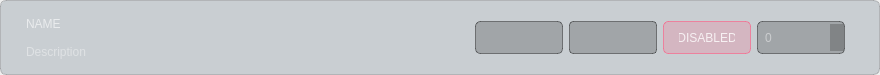
Above: src/ui/desing_files/settings.ui from lowg0d/cosmos-ground-station before the change. Below: the same form after it.
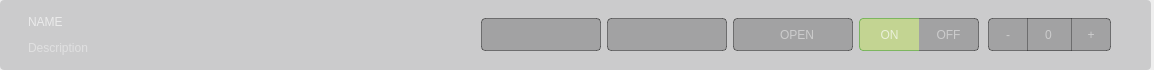
That is the form after the change. Icons and pictures are not drawn.

```diff
--- a/src/ui/desing_files/settings.ui
+++ b/src/ui/desing_files/settings.ui
@@ -6,25 +6,29 @@
    <rect>
     <x>0</x>
     <y>0</y>
-    <width>880</width>
-    <height>75</height>
+    <width>1154</width>
+    <height>70</height>
    </rect>
   </property>
   <property name="minimumSize">
    <size>
     <width>0</width>
-    <height>75</height>
+    <height>70</height>
    </size>
   </property>
   <property name="maximumSize">
    <size>
     <width>16777215</width>
-    <height>85</height>
+    <height>70</height>
    </size>
   </property>
   <property name="windowTitle">
    <string>Form</string>
   </property>
+  <property name="styleSheet">
+   <string notr="true">  selection-color: #ffffff;
+  selection-background-color: #6357a3;</string>
+  </property>
   <layout class="QVBoxLayout" name="verticalLayout_2">
    <property name="spacing">
     <number>0</number>
@@ -46,28 +50,38 @@
      <property name="minimumSize">
       <size>
        <width>0</width>
-       <height>75</height>
+       <height>70</height>
       </size>
      </property>
      <property name="maximumSize">
       <size>
        <width>16777215</width>
-       <height>75</height>
+       <height>70</height>
       </size>
      </property>
      <property name="styleSheet">
       <string notr="true">QFrame{
-    font: 500 9pt &quot;Video Med&quot;;
-    border-radius: 6px;
-    border: 1px solid rgba(10,12,16,0.2);
-    background-color: rgba(52, 73, 94, 0.2);
+    font: 500 9.5pt &quot;Video Med&quot;;
+    border-radius: 4px;
+    background-color: rgba(58, 59, 63, 0.2);
+	margin-right: 3px;
 }
 
-
 QFrame:hover{
      background-color: rgba(52, 73, 94, 0.3);
 }
-</string>
+
+QLabel {
+	background-color: none;
+	border: none;
+	margin-right: 10px;
+}
+
+QLabel:hover {
+	background-color: none;
+	border: none;
+	margin-right: 10px;
+}</string>
      </property>
      <property name="frameShape">
       <enum>QFrame::NoFrame</enum>
@@ -76,6 +90,9 @@
       <enum>QFrame::Raised</enum>
      </property>
      <layout class="QHBoxLayout" name="horizontalLayout_2">
+      <property name="spacing">
+       <number>9</number>
+      </property>
       <property name="leftMargin">
        <number>25</number>
       </property>
@@ -89,12 +106,12 @@
 background-color: rgba(255, 255, 255, 0);</string>
         </property>
         <property name="frameShape">
-         <enum>QFrame::StyledPanel</enum>
+         <enum>QFrame::NoFrame</enum>
         </property>
         <property name="frameShadow">
          <enum>QFrame::Raised</enum>
         </property>
-        <layout class="QVBoxLayout" name="verticalLayout">
+        <layout class="QHBoxLayout" name="horizontalLayout_4">
          <property name="spacing">
           <number>0</number>
          </property>
@@ -111,36 +128,64 @@
           <number>0</number>
          </property>
          <item>
-          <widget class="QLabel" name="label_config_name">
+          <widget class="QFrame" name="more_name_desc">
            <property name="styleSheet">
-            <string notr="true">QLabel{
+            <string notr="true">border: none;
+background-color: rgba(255, 255, 255, 0);</string>
+           </property>
+           <property name="frameShape">
+            <enum>QFrame::StyledPanel</enum>
+           </property>
+           <property name="frameShadow">
+            <enum>QFrame::Raised</enum>
+           </property>
+           <layout class="QVBoxLayout" name="verticalLayout">
+            <property name="spacing">
+             <number>0</number>
+            </property>
+            <property name="leftMargin">
+             <number>0</number>
+            </property>
+            <property name="topMargin">
+             <number>0</number>
+            </property>
+            <property name="rightMargin">
+             <number>0</number>
+            </property>
+            <property name="bottomMargin">
+             <number>0</number>
+            </property>
+            <item>
+             <widget class="QLabel" name="label_config_name">
+              <property name="styleSheet">
+               <string notr="true">QLabel{
 	font: 600 15pt &quot;Video SemBd&quot;;
 	color: rgba(255, 255, 255, 0.6);
 	border:0;
 	background: rgba(0,0,0,0);
 }</string>
-           </property>
-           <property name="text">
-            <string>NAME</string>
-           </property>
-          </widget>
-         </item>
-         <item>
-          <widget class="QLabel" name="description_label">
-           <property name="minimumSize">
-            <size>
-             <width>400</width>
-             <height>0</height>
-            </size>
-           </property>
-           <property name="maximumSize">
-            <size>
-             <width>400</width>
-             <height>16777215</height>
-            </size>
-           </property>
-           <property name="styleSheet">
-            <string notr="true">QLabel{
+              </property>
+              <property name="text">
+               <string>NAME</string>
+              </property>
+             </widget>
+            </item>
+            <item>
+             <widget class="QLabel" name="description_label">
+              <property name="minimumSize">
+               <size>
+                <width>400</width>
+                <height>0</height>
+               </size>
+              </property>
+              <property name="maximumSize">
+               <size>
+                <width>16777215</width>
+                <height>16777215</height>
+               </size>
+              </property>
+              <property name="styleSheet">
+               <string notr="true">QLabel{
 	
 	
 	font: 300 10pt &quot;Video Light&quot;;
@@ -148,23 +193,26 @@
 	border:0;
 	background: rgba(0,0,0,0);
 }</string>
-           </property>
-           <property name="text">
-            <string>Description</string>
-           </property>
+              </property>
+              <property name="text">
+               <string>Description</string>
+              </property>
+             </widget>
+            </item>
+           </layout>
           </widget>
          </item>
         </layout>
        </widget>
       </item>
       <item>
-       <spacer name="horizontalSpacer_2">
+       <spacer name="horizontalSpacer">
         <property name="orientation">
          <enum>Qt::Horizontal</enum>
         </property>
         <property name="sizeHint" stdset="0">
          <size>
-          <width>629</width>
+          <width>40</width>
           <height>20</height>
          </size>
         </property>
@@ -186,7 +234,7 @@
         </property>
         <layout class="QHBoxLayout" name="horizontalLayout">
          <item>
-          <spacer name="horizontalSpacer">
+          <spacer name="horizontalSpacer_2">
            <property name="orientation">
             <enum>Qt::Horizontal</enum>
            </property>
@@ -202,22 +250,22 @@
           <widget class="QLineEdit" name="lineEdit">
            <property name="minimumSize">
             <size>
-             <width>88</width>
+             <width>120</width>
              <height>33</height>
             </size>
            </property>
            <property name="maximumSize">
             <size>
-             <width>88</width>
+             <width>120</width>
              <height>33</height>
             </size>
            </property>
            <property name="styleSheet">
             <string notr="true">QLineEdit{
-	font: 600 9.5pt &quot;Video SemBd&quot;;
+	font: 600 10.5pt &quot;Video SemBd&quot;;
 	padding-left: 5px;
 	padding-right: 5px;
-	border-radius: 5px;
+	border-radius: 4px;
 	color: rgba(255, 255, 255, 0.45); 
     border: 1px solid rgba(0,0,0,0.4);
     background-color: rgba(0,0,0,0.2);
@@ -226,6 +274,9 @@
 	background-color: rgba(0,0,0,0.4);
 }</string>
            </property>
+           <property name="text">
+            <string/>
+           </property>
            <property name="alignment">
             <set>Qt::AlignCenter</set>
            </property>
@@ -235,13 +286,13 @@
           <widget class="QComboBox" name="options_comboBox">
            <property name="minimumSize">
             <size>
-             <width>88</width>
+             <width>120</width>
              <height>33</height>
             </size>
            </property>
            <property name="maximumSize">
             <size>
-             <width>88</width>
+             <width>120</width>
              <height>33</height>
             </size>
            </property>
@@ -250,8 +301,8 @@
            </property>
            <property name="styleSheet">
             <string notr="true">QComboBox {
-    font: 500 9pt &quot;Video Med&quot;;
-    padding-left: 5px;
+    font: 500 10.5pt &quot;Video Med&quot;;
+    padding-left: 8px;
     border-radius: 4px;
     color: rgba(255, 255, 255, 0.45);
     border: 1px solid rgba(0, 0, 0, 0.4);
@@ -265,15 +316,21 @@
 
 QComboBox:drop-down {
     border: 0px;
-	border-radius: 0px;
+    border-radius: 0px;
 }
 
-QFrame{
-	color: rgba(255, 255, 255, 0.6);
-	background-color: rgba(52, 73, 94, 0.3);
-	font: 500 10.5pt &quot;Video Med&quot;;
+QComboBox::down-arrow {
+	image: url(:/icons/icons/down_arrow.png);
+	width: 8px;
+	height: 8px;
+	margin-right: 10px;
 }
-</string>
+
+QFrame {
+    color: rgba(255, 255, 255, 0.6);
+    background-color: rgba(52, 73, 94, 0.3);
+    font: 500 10.5pt &quot;Video Med&quot;;
+}</string>
            </property>
            <property name="sizeAdjustPolicy">
             <enum>QComboBox::AdjustToContents</enum>
@@ -284,13 +341,13 @@
           <widget class="QPushButton" name="checkeable">
            <property name="minimumSize">
             <size>
-             <width>88</width>
+             <width>120</width>
              <height>33</height>
             </size>
            </property>
            <property name="maximumSize">
             <size>
-             <width>188</width>
+             <width>120</width>
              <height>33</height>
             </size>
            </property>
@@ -298,78 +355,339 @@
             <cursorShape>PointingHandCursor</cursorShape>
            </property>
            <property name="styleSheet">
-            <string notr="true">QPushButton{
+            <string notr="true">QPushButton {
+    font: 500 10.5pt &quot;Video Med&quot;;
+    padding-left: 8px;
+    border-radius: 4px;
+    color: rgba(255, 255, 255, 0.45);
+    border: 1px solid rgba(0, 0, 0, 0.4);
+    background-color: rgba(0, 0, 0, 0.2);
+    text-align: center;
+}
+
+QPushButton:hover {
+    background-color: rgba(0, 0, 0, 0.4);
+}
+
+QPushButton:pressed {
+    background-color: rgba(0, 0, 0, 0.5);
+}</string>
+           </property>
+           <property name="text">
+            <string>OPEN</string>
+           </property>
+          </widget>
+         </item>
+         <item>
+          <widget class="QFrame" name="toggle">
+           <property name="styleSheet">
+            <string notr="true">
+QPushButton:pressed {
+    background-color: rgba(0, 0, 0, 0.5);
+}</string>
+           </property>
+           <property name="frameShape">
+            <enum>QFrame::NoFrame</enum>
+           </property>
+           <property name="frameShadow">
+            <enum>QFrame::Raised</enum>
+           </property>
+           <layout class="QHBoxLayout" name="horizontalLayout_5">
+            <property name="spacing">
+             <number>0</number>
+            </property>
+            <property name="leftMargin">
+             <number>0</number>
+            </property>
+            <property name="topMargin">
+             <number>0</number>
+            </property>
+            <property name="rightMargin">
+             <number>0</number>
+            </property>
+            <property name="bottomMargin">
+             <number>0</number>
+            </property>
+            <item>
+             <widget class="QPushButton" name="btn_on">
+              <property name="minimumSize">
+               <size>
+                <width>60</width>
+                <height>33</height>
+               </size>
+              </property>
+              <property name="maximumSize">
+               <size>
+                <width>60</width>
+                <height>33</height>
+               </size>
+              </property>
+              <property name="cursor">
+               <cursorShape>PointingHandCursor</cursorShape>
+              </property>
+              <property name="styleSheet">
+               <string notr="true">QPushButton{
+	padding: 1px 15px 1px 15px;
+    font: 500 9.5pt &quot;Video Med&quot;;
+    border-radius: 4px;
+    color: rgba(255, 255, 255, 0.45);
+    border: 1px solid rgba(0, 0, 0, 0.4);
+    background-color: rgba(0, 0, 0, 0.2);
+
+	border-top-left-radius: 4px;
+	border-bottom-left-radius: 4px;
+	border-top-right-radius: 0px;
+	border-bottom-right-radius: 0px;
+	border-right: 0px;
+	
+}
+QPushButton:hover {
+    background-color: rgba(0, 0, 0, 0.4);
+}
+
+QPushButton:checked{
+	color: rgb(255,255,255);
+	background-color: rgba(186, 220, 88,0.5);
+	border: 1px solid  rgba(106, 176, 76,0.8);
+	border-right: 0px;
+	color: rgba(255, 255, 255, 0.65);
+	font: 500 10.5pt &quot;Video Med&quot;;
+}</string>
+              </property>
+              <property name="text">
+               <string>ON</string>
+              </property>
+              <property name="checkable">
+               <bool>true</bool>
+              </property>
+              <property name="checked">
+               <bool>true</bool>
+              </property>
+             </widget>
+            </item>
+            <item>
+             <widget class="QPushButton" name="btn_off">
+              <property name="minimumSize">
+               <size>
+                <width>60</width>
+                <height>33</height>
+               </size>
+              </property>
+              <property name="maximumSize">
+               <size>
+                <width>60</width>
+                <height>33</height>
+               </size>
+              </property>
+              <property name="cursor">
+               <cursorShape>PointingHandCursor</cursorShape>
+              </property>
+              <property name="styleSheet">
+               <string notr="true">QPushButton{
 	padding: 1px 15px 1px 15px;
     color: rgba(255, 255, 255, 0.8);
-    font: 500 9pt &quot;Video Med&quot;;
-    border-radius: 5px;
-    border: 1px solid rgba(255, 85, 127,0.6);
-    background-color: rgba(255, 85, 127,0.2);
+ 	font: 500 9.5pt &quot;Video Med&quot;;
+    border-radius: 4px;
+    color: rgba(255, 255, 255, 0.45);
+    border: 1px solid rgba(0, 0, 0, 0.4);
+    background-color: rgba(0, 0, 0, 0.2);
+
+	border-left: 0px;
+	border-top-left-radius: 0;
+	border-bottom-left-radius: 0;
+	border-top-right-radius: 4px;
+	border-bottom-right-radius: 4px;
+
+}
+QPushButton:hover {
+    background-color: rgba(0, 0, 0, 0.4);
+}
+
+QPushButton:checked{
+    border: 1px solid rgba(235, 77, 75,0.8);
+    background-color: rgba(255, 121, 121,0.5);
+	border-left: 0px;
+	color: rgba(255, 255, 255, 0.65);
+	font: 63 10.5pt &quot;Video SemBd&quot;;
+
+}</string>
+              </property>
+              <property name="text">
+               <string>OFF</string>
+              </property>
+              <property name="checkable">
+               <bool>true</bool>
+              </property>
+              <property name="checked">
+               <bool>false</bool>
+              </property>
+             </widget>
+            </item>
+           </layout>
+          </widget>
+         </item>
+         <item>
+          <widget class="QFrame" name="integer">
+           <property name="styleSheet">
+            <string notr="true">QPushButton {
+	font: 600 11.5pt &quot;Video SemBd&quot;;
+	padding-left: 5px;
+	padding-right: 5px;
+	color: rgba(255, 255, 255, 0.45); 
+    border: 1px solid rgba(0,0,0,0.4);
+   background-color: rgba(0,0,0,0.2);
 }
 QPushButton:hover{
     background-color: rgba(255, 85, 127,0.4);
 }
 
-QPushButton:checked{
-	color: rgb(255,255,255);
-	background-color: rgba(156, 255, 136, 0.5);
-	border: 1px solid rgba(156, 255, 136,0.8);
+QPushButton:pressed {
+    background-color: rgba(0, 0, 0, 0.5);
 }</string>
            </property>
-           <property name="text">
-            <string>DISABLED</string>
+           <property name="frameShape">
+            <enum>QFrame::NoFrame</enum>
            </property>
-           <property name="checkable">
-            <bool>false</bool>
+           <property name="frameShadow">
+            <enum>QFrame::Raised</enum>
            </property>
-           <property name="checked">
-            <bool>false</bool>
-           </property>
-          </widget>
-         </item>
-         <item>
-          <widget class="QSpinBox" name="spinBox">
-           <property name="minimumSize">
-            <size>
-             <width>88</width>
-             <height>33</height>
-            </size>
-           </property>
-           <property name="maximumSize">
-            <size>
-             <width>88</width>
-             <height>33</height>
-            </size>
-           </property>
-           <property name="styleSheet">
-            <string notr="true">QSpinBox{
-	font: 600 9.5pt &quot;Video SemBd&quot;;
+           <layout class="QHBoxLayout" name="horizontalLayout_3">
+            <property name="spacing">
+             <number>0</number>
+            </property>
+            <property name="leftMargin">
+             <number>0</number>
+            </property>
+            <property name="topMargin">
+             <number>0</number>
+            </property>
+            <property name="rightMargin">
+             <number>0</number>
+            </property>
+            <property name="bottomMargin">
+             <number>0</number>
+            </property>
+            <item>
+             <widget class="QPushButton" name="minus">
+              <property name="minimumSize">
+               <size>
+                <width>40</width>
+                <height>0</height>
+               </size>
+              </property>
+              <property name="maximumSize">
+               <size>
+                <width>40</width>
+                <height>33</height>
+               </size>
+              </property>
+              <property name="cursor">
+               <cursorShape>PointingHandCursor</cursorShape>
+              </property>
+              <property name="styleSheet">
+               <string notr="true">border-top-left-radius: 4px;
+border-bottom-left-radius: 4px;
+border-top-right-radius: 0;
+border-bottom-right-radius: 0;</string>
+              </property>
+              <property name="text">
+               <string>-</string>
+              </property>
+             </widget>
+            </item>
+            <item>
+             <widget class="QSpinBox" name="spinBox">
+              <property name="minimumSize">
+               <size>
+                <width>43</width>
+                <height>33</height>
+               </size>
+              </property>
+              <property name="maximumSize">
+               <size>
+                <width>43</width>
+                <height>33</height>
+               </size>
+              </property>
+              <property name="styleSheet">
+               <string notr="true">QSpinBox{
+	font: 600 10.5pt &quot;Video SemBd&quot;;
 	padding-left: 5px;
 	padding-right: 5px;
-	border-radius: 5px;
 	color: rgba(255, 255, 255, 0.45); 
     border: 1px solid rgba(0,0,0,0.4);
-    background-color: rgba(0,0,0,0.2);
+	border-left: 0px;
+	border-right:0px; 
+   background-color: rgba(0,0,0,0.2);
 }
 QSpinBox:hover{
 	background-color: rgba(0,0,0,0.4);
-}</string>
-           </property>
-           <property name="buttonSymbols">
-            <enum>QAbstractSpinBox::UpDownArrows</enum>
-           </property>
-           <property name="accelerated">
-            <bool>true</bool>
-           </property>
-           <property name="showGroupSeparator" stdset="0">
-            <bool>false</bool>
-           </property>
-           <property name="suffix">
-            <string/>
-           </property>
-           <property name="maximum">
-            <number>100000</number>
-           </property>
+}
+QSpinBox::up-button, QSpinBox::down-button {
+    width: 0;
+    border: none;
+    background: none;
+}
+</string>
+              </property>
+              <property name="wrapping">
+               <bool>false</bool>
+              </property>
+              <property name="alignment">
+               <set>Qt::AlignCenter</set>
+              </property>
+              <property name="readOnly">
+               <bool>false</bool>
+              </property>
+              <property name="buttonSymbols">
+               <enum>QAbstractSpinBox::NoButtons</enum>
+              </property>
+              <property name="accelerated">
+               <bool>true</bool>
+              </property>
+              <property name="correctionMode">
+               <enum>QAbstractSpinBox::CorrectToPreviousValue</enum>
+              </property>
+              <property name="showGroupSeparator" stdset="0">
+               <bool>true</bool>
+              </property>
+              <property name="suffix">
+               <string/>
+              </property>
+              <property name="maximum">
+               <number>100000</number>
+              </property>
+             </widget>
+            </item>
+            <item>
+             <widget class="QPushButton" name="plus">
+              <property name="minimumSize">
+               <size>
+                <width>40</width>
+                <height>0</height>
+               </size>
+              </property>
+              <property name="maximumSize">
+               <size>
+                <width>40</width>
+                <height>33</height>
+               </size>
+              </property>
+              <property name="cursor">
+               <cursorShape>PointingHandCursor</cursorShape>
+              </property>
+              <property name="styleSheet">
+               <string notr="true">border-top-left-radius: 0;
+border-bottom-left-radius: 0;
+border-top-right-radius: 4px;
+border-bottom-right-radius: 4px;</string>
+              </property>
+              <property name="text">
+               <string>+</string>
+              </property>
+             </widget>
+            </item>
+           </layout>
           </widget>
          </item>
         </layout>
```
Left out of the diff: 87 changed lines with no effect on the pictures.
